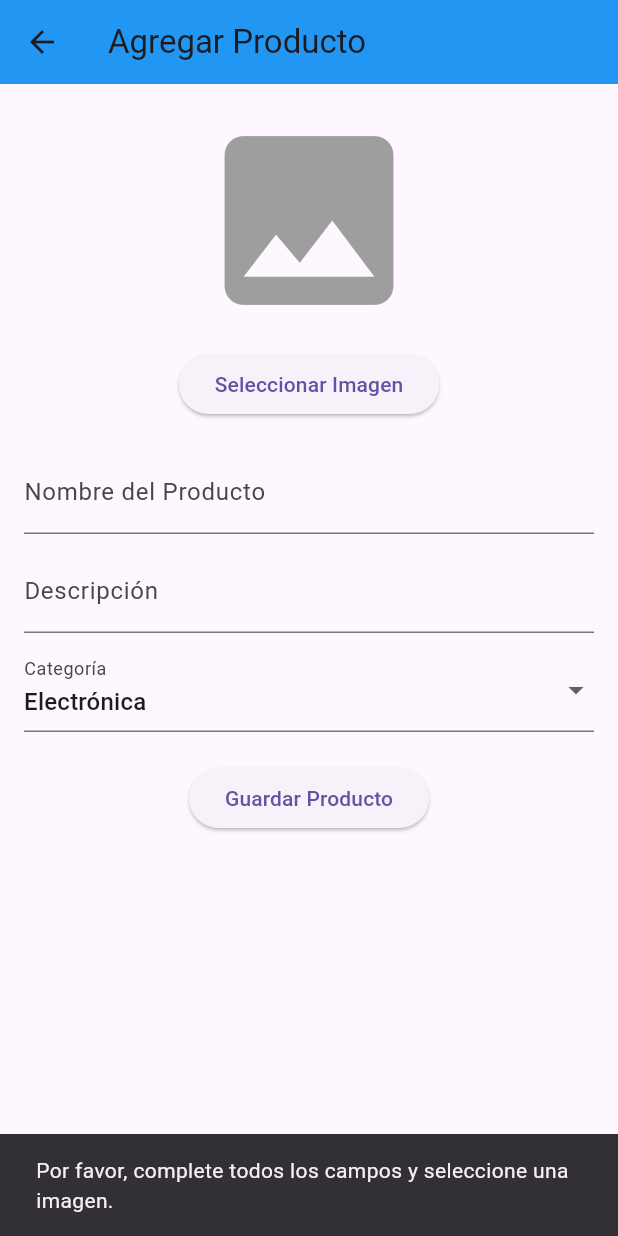
After one commit to DanielGiron20/TradeUnitec, a Flutter app: the AgregarProducto screen opened by its route, after a tap on "Guardar Producto", on a phone screen of 412 x 824 dp. The commit adds this screen. Run offline on Flutter 3.47's test engine with Material 3 defaults, Android fonts, the light colour scheme and no system bars; our stand-ins replace cloud_firestore, firebase_auth, firebase_core, firebase_storage, get, image_picker and 1 more; accounts and stored records are empty.

Commit message:
agregar producto

```diff
--- /dev/null
+++ b/lib/pantallas/agregar_producto.dart
@@ -0,0 +1,158 @@
+import 'dart:io';
+import 'package:cloud_firestore/cloud_firestore.dart';
+import 'package:firebase_storage/firebase_storage.dart';
+import 'package:flutter/material.dart';
+import 'package:image_picker/image_picker.dart';
+
+class AgregarProducto extends StatefulWidget {
+  final String uid;
+
+  const AgregarProducto({Key? key, required this.uid}) : super(key: key);
+
+  @override
+  _AgregarProductoState createState() => _AgregarProductoState();
+}
+
+class _AgregarProductoState extends State<AgregarProducto> {
+  final TextEditingController _nombreController = TextEditingController();
+  final TextEditingController _descripcionController = TextEditingController();
+  String _categoria = 'Electrónica';
+  File? _imagen;
+  bool _subiendo = false;
+
+  final List<String> _categorias = ['Electrónica', 'Moda', 'Hogar', 'Deportes'];
+
+  Future<void> _seleccionarImagen() async {
+    final pickedFile =
+        await ImagePicker().pickImage(source: ImageSource.gallery);
+
+    if (pickedFile != null) {
+      setState(() {
+        _imagen = File(pickedFile.path);
+      });
+    }
+  }
+
+
+  Future<String> _subirImagen(File imageFile) async {
+    String fileName = DateTime.now().millisecondsSinceEpoch.toString();
+    Reference ref = FirebaseStorage.instance.ref().child('products/$fileName');
+    UploadTask uploadTask = ref.putFile(imageFile);
+
+    TaskSnapshot snapshot = await uploadTask;
+    return await snapshot.ref.getDownloadURL();
+  }
+
+    Future<void> _guardarProducto() async {
+    if (_nombreController.text.isEmpty ||
+        _descripcionController.text.isEmpty ||
+        _imagen == null) {
+      ScaffoldMessenger.of(context).showSnackBar(
+        const SnackBar(
+            content: Text("Por favor, complete todos los campos y seleccione una imagen.")),
+      );
+      return;
+    }
+
+    setState(() {
+      _subiendo = true;
+    });
+
+    try {
+
+      String imageUrl = await _subirImagen(_imagen!);
+      await FirebaseFirestore.instance.collection('products').add({
+        'name': _nombreController.text,
+        'descripcion': _descripcionController.text,
+        'category': _categoria,
+        'imagen': imageUrl,
+        'userid': widget.uid,
+        'createdAt': FieldValue.serverTimestamp(),
+      });
+
+
+      ScaffoldMessenger.of(context).showSnackBar(
+        const SnackBar(content: Text("Producto agregado exitosamente.")),
+      );
+
+      Navigator.pop(context);
+    } catch (e) {
+      print("Error al guardar producto: $e");
+      ScaffoldMessenger.of(context).showSnackBar(
+        const SnackBar(content: Text("Error al agregar producto.")),
+      );
+    }
+
+    setState(() {
+      _subiendo = false;
+    });
+  }
+
+  @override
+  Widget build(BuildContext context) {
+    return Scaffold(
+      appBar: AppBar(
+        title: const Text('Agregar Producto'),
+        backgroundColor: Colors.blue,
+      ),
+      body: SingleChildScrollView(
+        padding: const EdgeInsets.all(16.0),
+        child: Column(
+          children: [
+            _imagen != null
+                ? Image.file(_imagen!, height: 150, width: 150, fit: BoxFit.cover)
+                : const Icon(Icons.image, size: 150, color: Colors.grey),
+
+            const SizedBox(height: 10),
+
+            ElevatedButton(
+              onPressed: _seleccionarImagen,
+              child: const Text("Seleccionar Imagen"),
+            ),
+
+            const SizedBox(height: 20),
+
+            TextField(
+              controller: _nombreController,
+              decoration: const InputDecoration(labelText: 'Nombre del Producto'),
+            ),
+
+            const SizedBox(height: 10),
+
+            TextField(
+              controller: _descripcionController,
+              decoration: const InputDecoration(labelText: 'Descripción'),
+            ),
+
+            const SizedBox(height: 10),
+
+            DropdownButtonFormField<String>(
+              value: _categoria,
+              items: _categorias.map((categoria) {
+                return DropdownMenuItem<String>(
+                  value: categoria,
+                  child: Text(categoria),
+                );
+              }).toList(),
+              onChanged: (value) {
+                setState(() {
+                  _categoria = value!;
+                });
+              },
+              decoration: const InputDecoration(labelText: 'Categoría'),
+            ),
+
+            const SizedBox(height: 20),
+
+            _subiendo
+                ? const CircularProgressIndicator()
+                : ElevatedButton(
+                    onPressed: _guardarProducto,
+                    child: const Text("Guardar Producto"),
+                  ),
+          ],
+        ),
+      ),
+    );
+  }
+}
--- a/lib/pantallas/rutas.dart
+++ b/lib/pantallas/rutas.dart
@@ -5,12 +5,14 @@ import 'package:tradeunitec/pantallas/login.dart';
 import 'package:tradeunitec/pantallas/logon.dart';
 import 'package:tradeunitec/pantallas/pantalla_principal.dart';
 import 'package:tradeunitec/pantallas/perfil.dart';
+import "package:tradeunitec/pantallas/agregar_producto.dart";
 
-enum MyRoutes { PantallaPrincipal, Login, Logon, Perfil }
+enum MyRoutes { PantallaPrincipal, Login, Logon, Perfil, AgregarProducto}
 
 final Map<String, Widget Function(BuildContext)> routes = {
   MyRoutes.PantallaPrincipal.name: (context) => const PantallaPrincipal(),
   MyRoutes.Login.name: (context) => Login(),
-  MyRoutes.Logon.name: (context) => Logon(),
-  MyRoutes.Perfil.name: (context) => Perfil(),
+ MyRoutes.Logon.name:  (context) => const Logon(),
+  MyRoutes.Perfil.name: (context) => const Perfil(),
+  MyRoutes.AgregarProducto.name: (context) => const AgregarProducto(uid: '',),
 };
```
Also changed, not shown: lib/pantallas/perfil.dart (+22 -0 lines).
